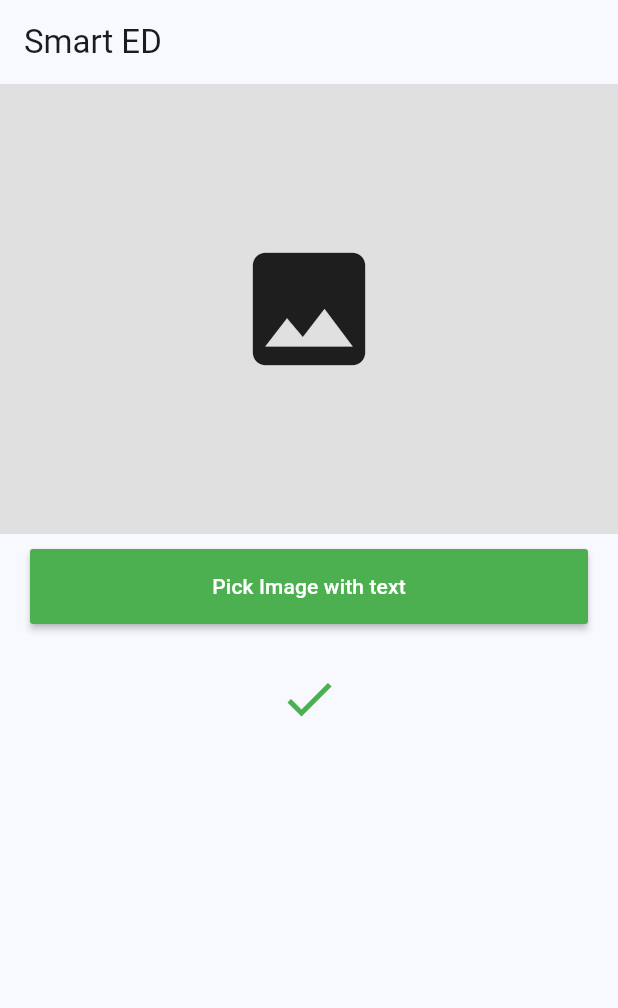
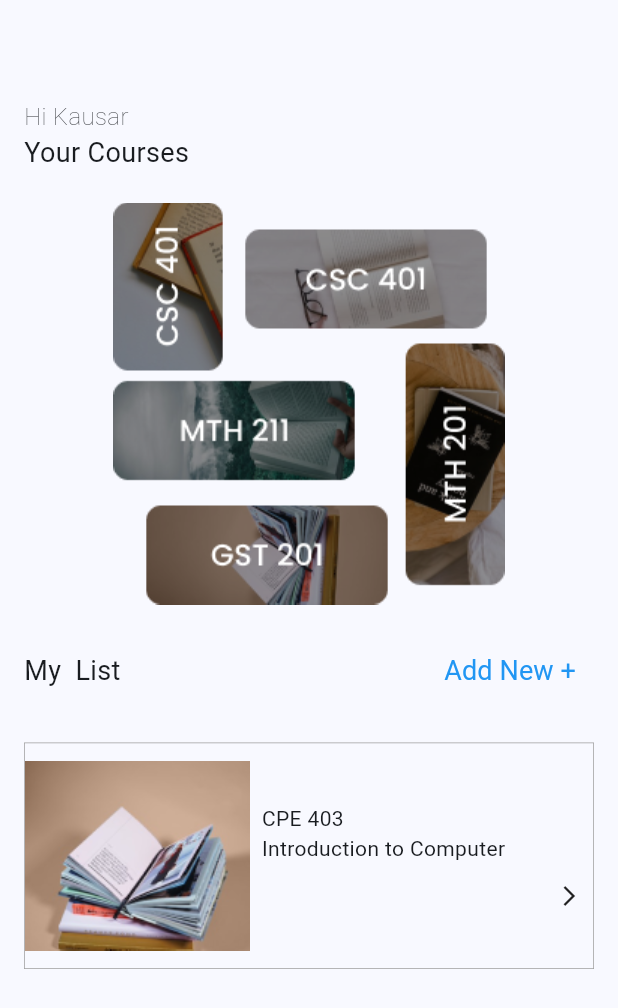
Before and after one commit to Moshood-Kausar/smart_ed, a Flutter app: the HomePage screen opened directly, on a phone screen of 412 x 824 dp. Shown: the top 1008 px of the screen. Run offline on Flutter 3.47's test engine with Material 2 defaults, Android fonts, the phone set to English and light mode, and no system bars; our stand-ins replace dio, hive_flutter, image_picker; missing offline and left inert: flutter_inappwebview; accounts and stored records are empty.

Commit message:
homepage

```diff
--- a/lib/utils/approutes.dart
+++ b/lib/utils/approutes.dart
@@ -1,13 +1,18 @@
 import 'package:flutter/material.dart';
+
 import 'package:smart_ed/view/auth/login.dart';
 import 'package:smart_ed/view/auth/signup.dart';
 import 'package:smart_ed/view/auth/splashscreen.dart';
 import 'package:smart_ed/view/dashboard.dart';
+import 'package:smart_ed/view/screens/course_details.dart';
+import 'package:smart_ed/view/screens/new_course.dart';
 
 const String splashRoute = 'splash';
 const String signupRoute = 'signup';
 const String loginRoute = 'login';
 const String dashboardRoute = 'dashboard';
+const String courseRoute = 'coursedetails';
+const String newcourseRoute = 'newcourse';
 
 class AppRouter {
   static Route<dynamic> generateRoute(RouteSettings settings) {
@@ -20,6 +25,11 @@ class AppRouter {
         return MaterialPageRoute(builder: (_) => const LoginScreen());
       case dashboardRoute:
         return MaterialPageRoute(builder: (_) => const DashBoard());
+         case courseRoute:
+        return MaterialPageRoute(builder: (_) => const CourseDetails());
+         case newcourseRoute:
+        return MaterialPageRoute(builder: (_) => const NewCourse());
+
 
       default:
         return MaterialPageRoute(
--- a/lib/view/screens/homepage.dart
+++ b/lib/view/screens/homepage.dart
@@ -1,8 +1,10 @@
-import 'dart:io';
+// import 'dart:io';
 
 import 'package:flutter/material.dart';
-import 'package:flutter_tesseract_ocr/flutter_tesseract_ocr.dart';
+// import 'package:flutter_tesseract_ocr/flutter_tesseract_ocr.dart';
 import 'package:image_picker/image_picker.dart';
+import 'package:smart_ed/utils/approutes.dart';
+import 'package:smart_ed/widget/appcolor.dart';
 
 class HomePage extends StatefulWidget {
   const HomePage({super.key});
@@ -20,77 +22,179 @@ class _HomePageState extends State<HomePage> {
   @override
   Widget build(BuildContext context) {
     return Scaffold(
-      appBar: AppBar(
-        automaticallyImplyLeading: false,
-        title: const Text('Smart ED'),
+      body: Padding(
+        padding: const EdgeInsets.all(16.0),
+        child: Column(
+          mainAxisAlignment: MainAxisAlignment.start,
+          crossAxisAlignment: CrossAxisAlignment.start,
+          children: [
+            const SizedBox(
+              height: 50,
             ),
-      body: ListView(
+            const Text(
+              'Hi Kausar',
+              style: TextStyle(
+                fontSize: 16,
+                fontWeight: FontWeight.w200,
+              ),
+            ),
+            const Text(
+              'Your Courses',
+              style: TextStyle(
+                fontSize: 18,
+                fontWeight: FontWeight.w400,
+              ),
+            ),
+            const SizedBox(
+              height: 20,
+            ),
+            Center(
+              child: Image.asset('assets/images/books.png'),
+            ),
+            const SizedBox(
+              height: 20,
+            ),
+            Row(
+              mainAxisAlignment: MainAxisAlignment.spaceBetween,
               children: [
-          _pickedImage == null
-              ? Container(
-                  height: 300,
-                  color: Colors.grey[300],
-                  child: const Icon(
-                    Icons.image,
-                    size: 100,
+                const Text(
+                  'My  List',
+                  style: TextStyle(
+                    fontSize: 18,
+                    fontWeight: FontWeight.w400,
                   ),
-                )
-              : Container(
-                  height: 300,
-                  decoration: BoxDecoration(
-                    color: Colors.grey[300],
-                    image: DecorationImage(
-                      image: FileImage(File(_pickedImage!.path)),
-                      fit: BoxFit.fill,
+                ),
+                TextButton(
+                  onPressed: (){ Navigator.pushNamed(context, newcourseRoute);},
+                  child: const Text(
+                    'Add New +',
+                    style: TextStyle(
+                      color: Colors.blue,
+                      fontSize: 18,
+                      fontWeight: FontWeight.w400,
                     ),
                   ),
                 ),
+              ],
+            ),
+            const SizedBox(
+              height: 24,
+            ),
+            GestureDetector(
+              onTap: () {
+                Navigator.pushNamed(context, courseRoute);
+              },
+              child: Container(
+                decoration: BoxDecoration(
+                    border: Border.all(width: 0.5, color: AppColor.grey)),
+                child: Row(
+                  mainAxisAlignment: MainAxisAlignment.spaceEvenly,
+                  children: [
                     Container(
-            height: 50,
-            margin: const EdgeInsets.symmetric(vertical: 10, horizontal: 20),
-            child: MaterialButton(
-              color: Colors.green,
-              child: const Text(
-                'Pick Image with text',
-                style: TextStyle(
-                  color: Colors.white,
+                      height: 150,
+                      width: 150,
+                      child: Image.asset('assets/images/book.png'),
+                    ),
+                    Expanded(
+                      child: Padding(
+                        padding: const EdgeInsets.all(8.0),
+                        child: Column(
+                          mainAxisAlignment: MainAxisAlignment.start,
+                          crossAxisAlignment: CrossAxisAlignment.start,
+                          children: [
+                            const Text('CPE 403'),
+                            const Text('Introduction to Computer'),
+                            Row(
+                              mainAxisAlignment: MainAxisAlignment.end,
+                              crossAxisAlignment: CrossAxisAlignment.end,
+                              children: const [
+                                SizedBox(
+                                  height: 30,
+                                ),
+                                Icon(
+                                  Icons.arrow_forward_ios,
+                                  size: 16,
+                                ),
+                              ],
+                            ),
+                          ],
                         ),
                       ),
-              onPressed: () async {
-                setState(() {
-                  _scanning = true;
-                });
-                _pickedImage =
-                    await picker.pickImage(source: ImageSource.gallery);
-                _extractText =
-                    await FlutterTesseractOcr.extractText(_pickedImage!.path);
-                setState(() {
-                  _scanning = false;
-                });
-              },
+                    ),
+                  ],
                 ),
               ),
-          const SizedBox(height: 20),
-          _scanning
-              ? const Center(child: CircularProgressIndicator())
-              : const Icon(
-                  Icons.done,
-                  size: 40,
-                  color: Colors.green,
             ),
-          const SizedBox(height: 20),
-          Center(
-            child: Text(
-              _extractText,
-              textAlign: TextAlign.center,
-              style: const TextStyle(
-                fontSize: 30,
-                fontWeight: FontWeight.bold,
+          ],
         ),
       ),
-          )
-        ],
-      ),
+      // body: ListView(
+      //   children: [
+      //     _pickedImage == null
+      //         ? Container(
+      //             height: 300,
+      //             color: Colors.grey[300],
+      //             child: const Icon(
+      //               Icons.image,
+      //               size: 100,
+      //             ),
+      //           )
+      //         : Container(
+      //             height: 300,
+      //             decoration: BoxDecoration(
+      //               color: Colors.grey[300],
+      //               image: DecorationImage(
+      //                 image: FileImage(File(_pickedImage!.path)),
+      //                 fit: BoxFit.fill,
+      //               ),
+      //             ),
+      //           ),
+      //     Container(
+      //       height: 50,
+      //       margin: const EdgeInsets.symmetric(vertical: 10, horizontal: 20),
+      //       child: MaterialButton(
+      //         color: Colors.green,
+      //         child: const Text(
+      //           'Pick Image with text',
+      //           style: TextStyle(
+      //             color: Colors.white,
+      //           ),
+      //         ),
+      //         onPressed: () async {
+      //           setState(() {
+      //             _scanning = true;
+      //           });
+      //           _pickedImage =
+      //               await picker.pickImage(source: ImageSource.gallery);
+      //           _extractText =
+      //               await FlutterTesseractOcr.extractText(_pickedImage!.path);
+      //           setState(() {
+      //             _scanning = false;
+      //           });
+      //         },
+      //       ),
+      //     ),
+      //     const SizedBox(height: 20),
+      //     _scanning
+      //         ? const Center(child: CircularProgressIndicator())
+      //         : const Icon(
+      //             Icons.done,
+      //             size: 40,
+      //             color: Colors.green,
+      //           ),
+      //     const SizedBox(height: 20),
+      //     Center(
+      //       child: Text(
+      //         _extractText,
+      //         textAlign: TextAlign.center,
+      //         style: const TextStyle(
+      //           fontSize: 30,
+      //           fontWeight: FontWeight.bold,
+      //         ),
+      //       ),
+      //     )
+      //   ],
+      // ),
     );
   }
 }
--- a/pubspec.yaml
+++ b/pubspec.yaml
@@ -38,7 +38,7 @@ dependencies:
   cupertino_icons: ^1.0.2
   http: ^0.13.5
   flutter_inappwebview: ^5.7.2+3
-  flutter_tesseract_ocr: ^0.4.22
+  flutter_tesseract_ocr: any
   image_picker: ^0.8.7+4
   dio: ^5.1.1
   hive_flutter: ^1.1.0
@@ -70,6 +70,7 @@ flutter:
   # To add assets to your application, add an assets section, like this:
   assets:
   - assets/
+  - assets/images/
   - assets/tessdata/
 
   # An image asset can refer to one or more resolution-specific "variants", see
```
Also changed, not shown: lib/services/models/scholarship_model.dart (added, +95 -0 lines), lib/view/screens/course_details.dart (added, +59 -0 lines), lib/view/screens/new_course.dart (added, +113 -0 lines), lib/widget/app_button.dart (+38 -8 lines), assets/images/book.png (added), assets/images/bookcover.png (added), assets/images/books.png (added), pubspec.lock. Lines whose indentation alone changed are shown as unchanged.
